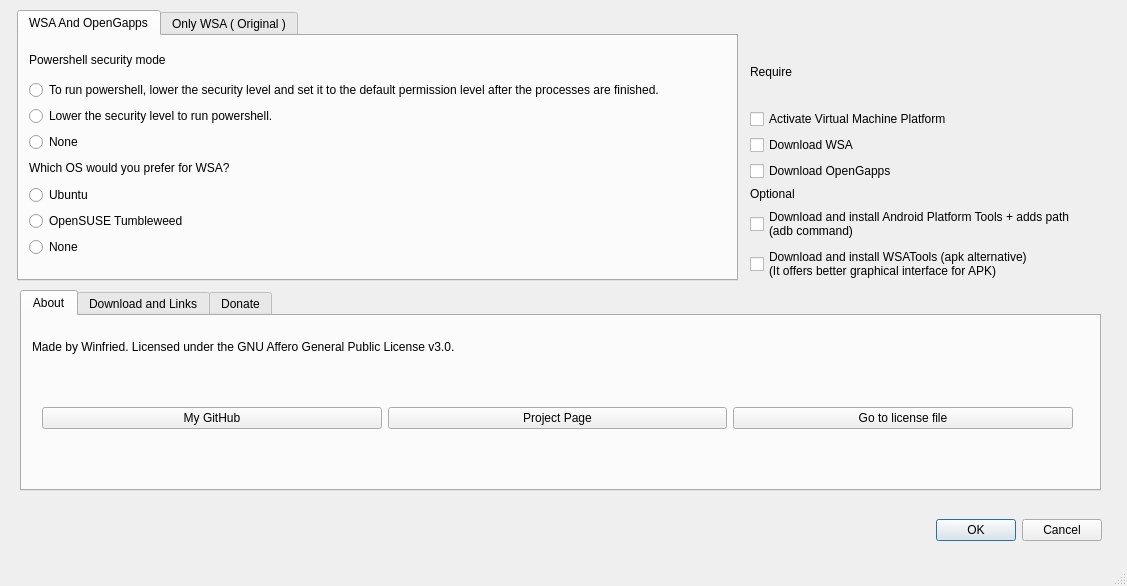
Old version of the form mainwindow.ui in the repository herrwinfried/EasierWsaInstallerGui.
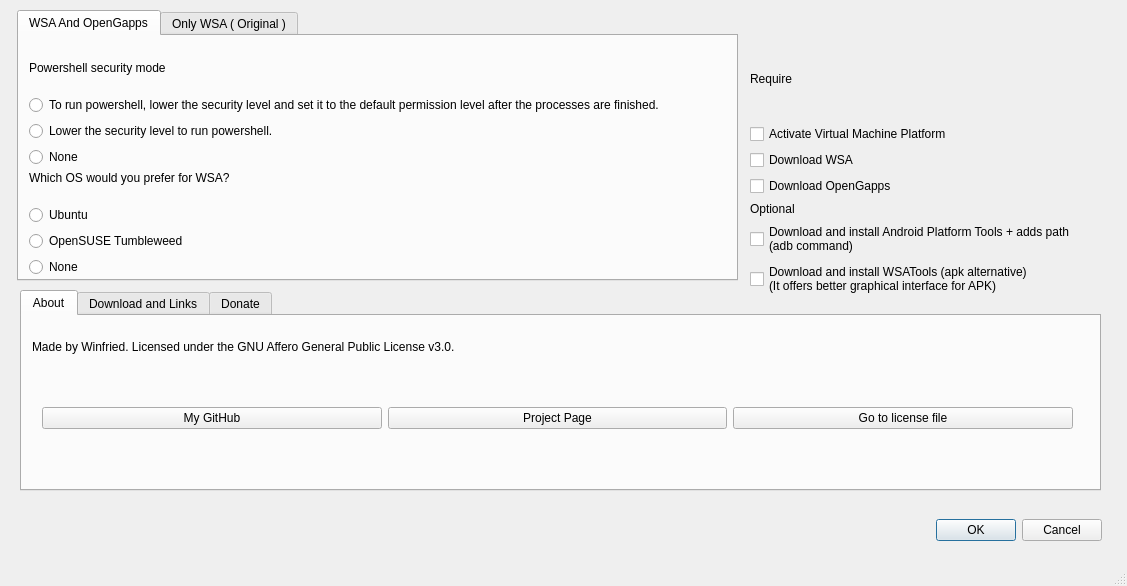
New version of the form. Icons and pictures are not drawn.

The edit to the form file:
```diff
--- a/mainwindow.ui
+++ b/mainwindow.ui
@@ -223,8 +223,8 @@
        <rect>
         <x>10</x>
         <y>10</y>
-        <width>699</width>
-        <height>106</height>
+        <width>788</width>
+        <height>121</height>
        </rect>
       </property>
       <layout class="QVBoxLayout" name="verticalLayout_5">
@@ -267,7 +267,7 @@
         <x>10</x>
         <y>120</y>
         <width>701</width>
-        <height>101</height>
+        <height>121</height>
        </rect>
       </property>
       <layout class="QVBoxLayout" name="verticalLayout_4">
@@ -380,8 +380,8 @@
      <rect>
       <x>750</x>
       <y>40</y>
-      <width>358</width>
-      <height>241</height>
+      <width>416</width>
+      <height>256</height>
      </rect>
     </property>
     <layout class="QVBoxLayout" name="verticalLayout_2">
```
Left out of the diff: 2 changed lines with no effect on the pictures.
